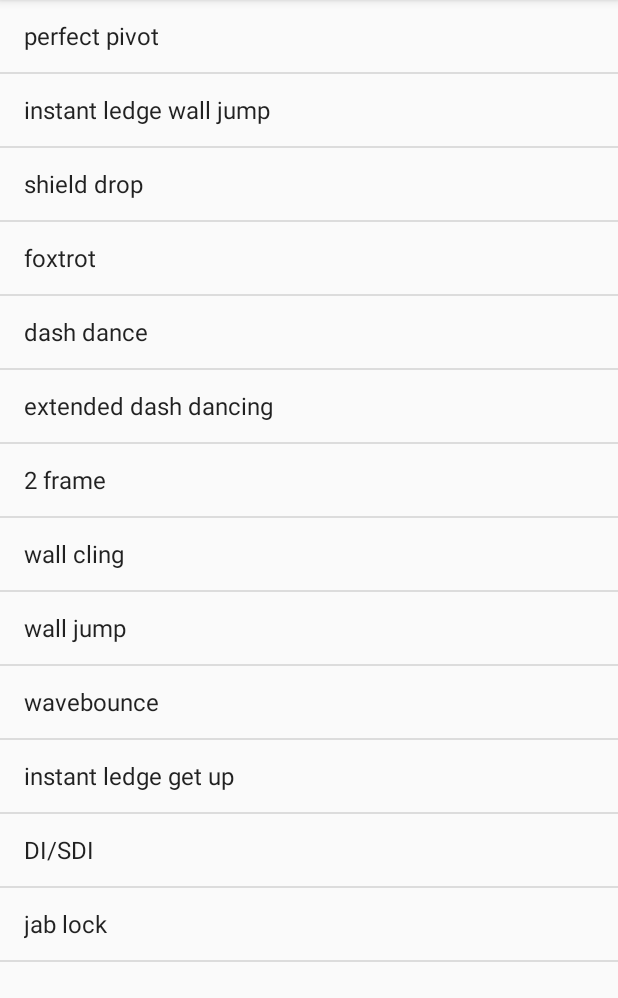
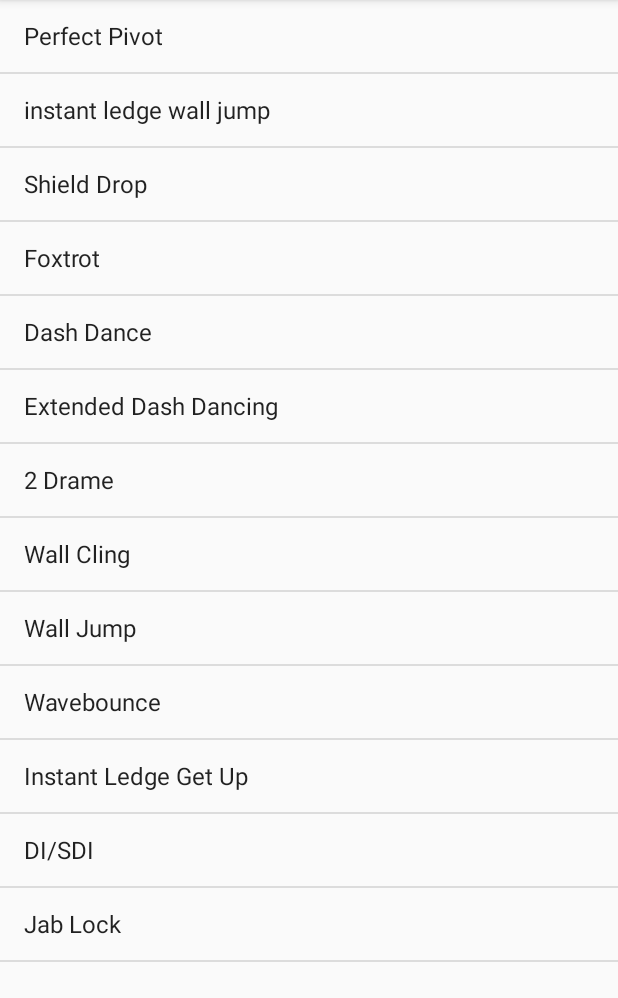
Before and after one commit to joeconstan/SmashHandbook, an Android app: the Tech screen opened directly, with no data from a screen before it, on a phone screen of 412 x 824 dp, the part 84-1082 px from its top. Run offline under Robolectric (Android 15) with nearby library versions, the light colour scheme and no system bars.

Commit message:
fixed all major bugs

```diff
--- a/app/src/main/AndroidManifest.xml
+++ b/app/src/main/AndroidManifest.xml
@@ -4,7 +4,7 @@
 
     <application
         android:allowBackup="true"
-        android:icon="@mipmap/ic_launcher"
+        android:icon="@mipmap/smash_ball_icon"
         android:label="@string/app_name"
         android:roundIcon="@mipmap/ic_launcher_round"
         android:supportsRtl="true"
@@ -22,6 +22,9 @@
         <activity android:name=".Tech">
 
         </activity>
+        <activity android:name=".PGR">
+
+        </activity>
     </application>
 
 </manifest>
--- a/app/src/main/java/com/example/joe/smashhandbook/Characters.java
+++ b/app/src/main/java/com/example/joe/smashhandbook/Characters.java
@@ -13,7 +13,7 @@ public class Characters extends AppCompatActivity{
         super.onCreate(savedInstanceState);
         setContentView(R.layout.activity_character);
 
-        String[] character_list = new String[58];
+        String[] character_list = new String[57];
 
         character_list[0] = "Bayonetta";
         character_list[1] = "Bowser";
--- a/app/src/main/java/com/example/joe/smashhandbook/MainActivity.java
+++ b/app/src/main/java/com/example/joe/smashhandbook/MainActivity.java
@@ -41,6 +41,11 @@ public class MainActivity extends AppCompatActivity {
                     startActivity(tech_intent);
                 }
 
+                else if (position == 5){
+                    Intent PGR_intent = new Intent(view.getContext(), PGR.class);
+                    startActivity(PGR_intent);
+                }
+
             }
         });
     }
--- a/app/src/main/java/com/example/joe/smashhandbook/Tech.java
+++ b/app/src/main/java/com/example/joe/smashhandbook/Tech.java
@@ -15,19 +15,19 @@ public class Tech extends AppCompatActivity{
         setContentView(R.layout.activity_tech);
 
         String[] tech_list = new String[13];
-        tech_list[0] = "perfect pivot";
+        tech_list[0] = "Perfect Pivot";
         tech_list[1] = "instant ledge wall jump";
-        tech_list[2] = "shield drop";
-        tech_list[3] = "foxtrot";
-        tech_list[4] = "dash dance";
-        tech_list[5] = "extended dash dancing";
-        tech_list[6] = "2 frame";
-        tech_list[7] = "wall cling";
-        tech_list[8] = "wall jump";
-        tech_list[9] = "wavebounce";
-        tech_list[10] = "instant ledge get up";
+        tech_list[2] = "Shield Drop";
+        tech_list[3] = "Foxtrot";
+        tech_list[4] = "Dash Dance";
+        tech_list[5] = "Extended Dash Dancing";
+        tech_list[6] = "2 Drame";
+        tech_list[7] = "Wall Cling";
+        tech_list[8] = "Wall Jump";
+        tech_list[9] = "Wavebounce";
+        tech_list[10] = "Instant Ledge Get Up";
         tech_list[11] = "DI/SDI";
-        tech_list[12] = "jab lock";
+        tech_list[12] = "Jab Lock";
 
 
         ArrayAdapter<String> tech_listAdapter = new ArrayAdapter<String>(this, android.R.layout.simple_list_item_1, tech_list);
--- a/app/src/main/res/layout/activity_main.xml
+++ b/app/src/main/res/layout/activity_main.xml
@@ -13,10 +13,10 @@
         android:id="@+id/am_listview"
         android:layout_width="match_parent"
         android:layout_height="match_parent"
-
         >
 
     </ListView>
     <!--characters, MUs, techs, terms, more-->
 
+
 </RelativeLayout>
```
Also changed, not shown: app/src/main/java/com/example/joe/smashhandbook/PGR.java (added, +73 -0 lines), app/src/main/res/layout/activity_pgr.xml (added, +10 -0 lines), app/src/main/res/mipmap-hdpi/smash_ball_icon.png (added), app/src/main/res/mipmap-mdpi/smash_ball_icon.png (added), app/src/main/res/mipmap-xhdpi/smash_ball_icon.png (added), app/src/main/res/mipmap-xxhdpi/smash_ball_icon.png (added), app/src/main/res/mipmap-xxxhdpi/smash_ball_icon.png (added), app/src/main/smash_ball_icon-web.png (added).
